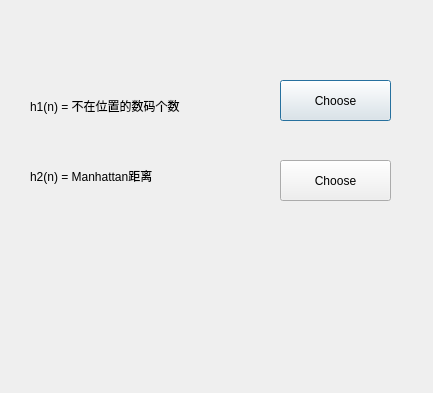
Above: eight_puzzle/heuristic_function.ui from LeoDuhz/intro2ai_eight_puzzle before the change. Below: the same form after it.
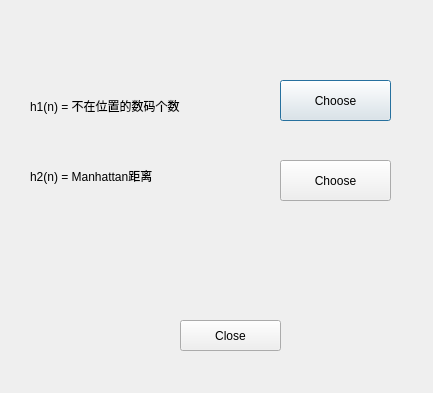
That is the form after the change.

What changed in the file:
```diff
--- a/eight_puzzle/heuristic_function.ui
+++ b/eight_puzzle/heuristic_function.ui
@@ -65,6 +65,19 @@
     <string>Choose</string>
    </property>
   </widget>
+  <widget class="QPushButton" name="close">
+   <property name="geometry">
+    <rect>
+     <x>180</x>
+     <y>320</y>
+     <width>101</width>
+     <height>31</height>
+    </rect>
+   </property>
+   <property name="text">
+    <string>Close</string>
+   </property>
+  </widget>
  </widget>
  <resources/>
  <connections/>
```
